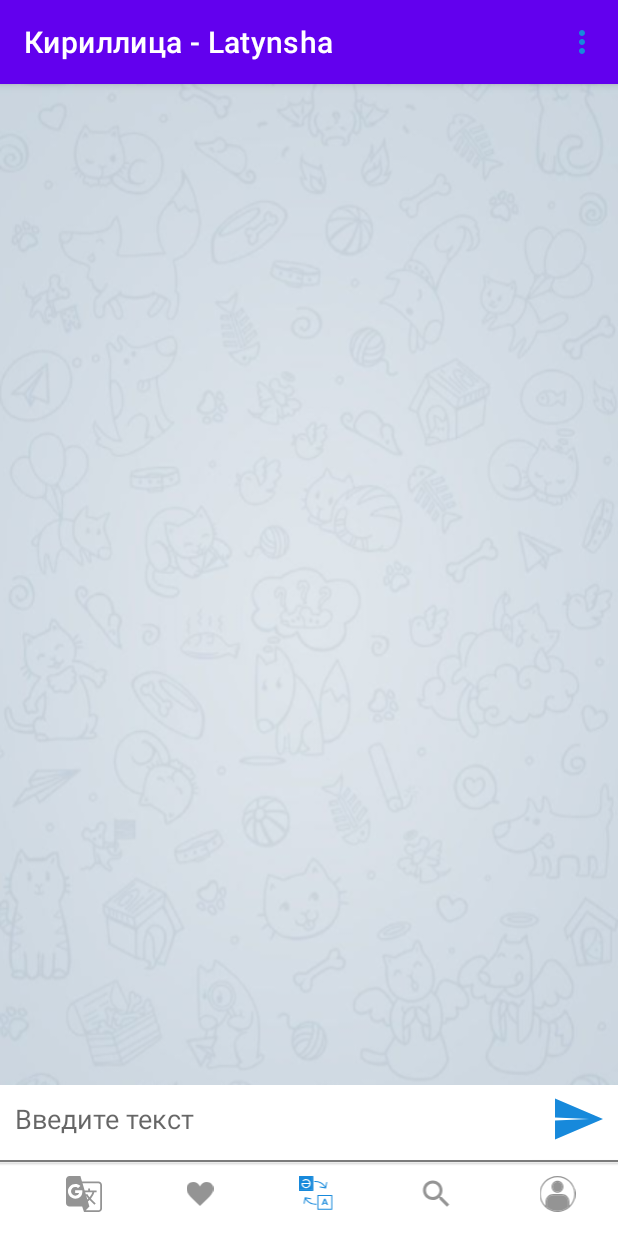
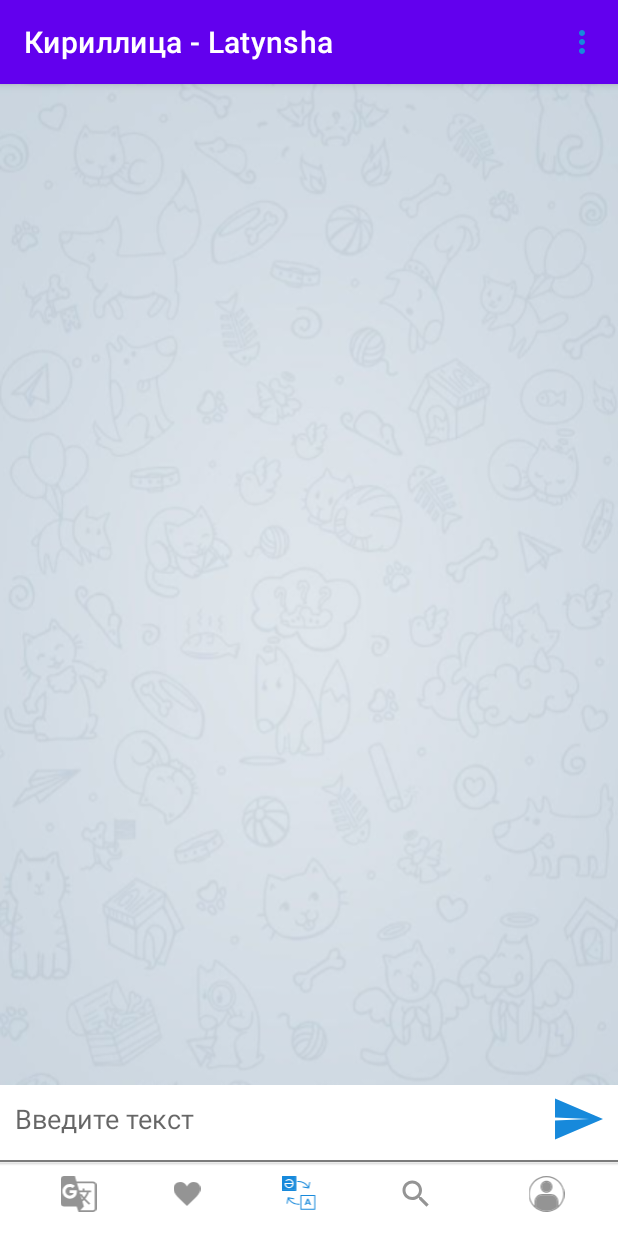
Before and after one commit to Chaikhslan/lesson3, an Android app: the screen it shows after launch (MainActivity), on a phone screen of 412 x 824 dp. Run offline under Robolectric (Android 15) with nearby library versions, the phone set to English and light mode, and no system bars.

Commit message:
3 commit

```diff
--- a/app/src/main/AndroidManifest.xml
+++ b/app/src/main/AndroidManifest.xml
@@ -12,7 +12,6 @@
         <activity android:name=".MainActivity">
             <intent-filter>
                 <action android:name="android.intent.action.MAIN" />
-
                 <category android:name="android.intent.category.LAUNCHER" />
             </intent-filter>
         </activity>
--- /dev/null
+++ b/app/src/main/res/drawable/message_item_1.xml
@@ -0,0 +1,5 @@
+<?xml version="1.0" encoding="utf-8"?>
+<shape xmlns:android="http://schemas.android.com/apk/res/android">
+    <solid android:color="@color/white"/>
+    <corners android:radius="10dp"/>
+</shape>
--- /dev/null
+++ b/app/src/main/res/drawable/message_item_2.xml
@@ -0,0 +1,5 @@
+<?xml version="1.0" encoding="utf-8"?>
+<shape xmlns:android="http://schemas.android.com/apk/res/android">
+    <solid android:color="@color/white"/>
+    <corners android:radius="10dp"/>
+</shape>
--- a/app/src/main/res/layout/activity_main.xml
+++ b/app/src/main/res/layout/activity_main.xml
@@ -6,16 +6,31 @@
     android:layout_height="match_parent"
     xmlns:app="http://schemas.android.com/apk/res-auto">
 
-    <androidx.recyclerview.widget.RecyclerView
-        android:id="@+id/text_recyclerView"
+
+<!--        <androidx.recyclerview.widget.RecyclerView-->
+<!--        android:id="@+id/text_recyclerView"-->
+<!--        app:layout_constraintTop_toTopOf="parent"-->
+<!--        app:layout_constraintEnd_toEndOf="parent"-->
+<!--        android:background="@drawable/_1edc046eb80046ee4755ee71d0f19ca_1"-->
+<!--        tools:listitem="@layout/message_item"-->
+<!--        app:layout_constraintStart_toStartOf="parent"-->
+<!--        app:layout_constraintBottom_toTopOf="@id/edit_text_sms"-->
+<!--        app:layoutManager="androidx.recyclerview.widget.LinearLayoutManager"-->
+<!--        android:layout_width="match_parent"-->
+<!--        android:layout_height="0dp"/>-->
+
+    <TextView
+        android:id="@+id/text_view"
+        android:layout_width="match_parent"
+        android:layout_height="0dp"
+        android:background="@drawable/_1edc046eb80046ee4755ee71d0f19ca_1"
+        tools:listitem="@layout/message_item"
+        app:layout_constraintBottom_toTopOf="@id/edit_text_sms"
+        app:layout_constraintEnd_toEndOf="parent"
+        app:layout_constraintHorizontal_bias="1.0"
+        app:layout_constraintStart_toStartOf="parent"
         app:layout_constraintTop_toTopOf="parent"
-        app:layout_constraintEnd_toEndOf="parent"
-        android:background="@drawable/_1edc046eb80046ee4755ee71d0f19ca_1"
-        app:layout_constraintStart_toStartOf="parent"
-        app:layout_constraintBottom_toTopOf="@id/edit_text_sms"
-        app:layoutManager="androidx.recyclerview.widget.LinearLayoutManager"
-        android:layout_width="match_parent"
-        android:layout_height="0dp"/>
+        app:layout_constraintVertical_bias="0.0" />
 
     <EditText
         android:id="@+id/edit_text_sms"
@@ -63,8 +78,26 @@
 
         <include
             android:id="@+id/main_app_bottom_toolbar"
-            layout="@layout/line" />
+            layout="@layout/toolbar_bottom" />
 
     </androidx.appcompat.widget.Toolbar>
 
+    <TextView
+        android:id="@+id/textView2"
+        android:layout_width="wrap_content"
+        android:layout_height="wrap_content"
+        android:text=""
+        tools:layout_editor_absoluteX="331dp"
+        tools:layout_editor_absoluteY="574dp"
+        tools:ignore="MissingConstraints" />
+
+    <!--    <TextView-->
+<!--        android:id="@+id/textView"-->
+<!--        android:layout_width="wrap_content"-->
+<!--        android:layout_height="wrap_content"-->
+<!--        android:text="TextView"-->
+<!--        tools:layout_editor_absoluteX="337dp"-->
+<!--        tools:layout_editor_absoluteY="571dp"-->
+<!--        tools:ignore="MissingConstraints" />-->
+
 </androidx.constraintlayout.widget.ConstraintLayout>
--- a/app/src/main/res/layout/message_item.xml
+++ b/app/src/main/res/layout/message_item.xml
@@ -20,6 +20,7 @@
             android:layout_height="wrap_content"
             tools:text="Салам калайсын?"
             android:textColor="@color/black"
+            android:background="@drawable/message_item_1"
             android:gravity="end"
             android:padding="@dimen/appPadding"
             app:layout_constraintEnd_toEndOf="parent"
@@ -41,6 +42,7 @@
             android:layout_height="wrap_content"
             tools:text="Jaksy ozin?"
             android:textColor="@color/black"
+            android:background="@drawable/message_item_2"
             android:gravity="end"
             android:padding="@dimen/appPadding"
             app:layout_constraintEnd_toEndOf="parent"
--- a/app/src/main/res/layout/line.xml
+++ b/app/src/main/res/layout/toolbar_bottom.xml
@@ -12,7 +12,7 @@
         android:layout_width="wrap_content"
         android:layout_height="wrap_content"
         android:src="@drawable/vector__1_"
-        android:layout_weight="1"
+        android:layout_weight="0.9"
         app:layout_constraintBottom_toBottomOf="parent"
         app:layout_constraintStart_toStartOf="parent"
         app:layout_constraintTop_toTopOf="parent" />
@@ -53,7 +53,7 @@
         android:layout_width="wrap_content"
         android:layout_height="wrap_content"
         android:src="@drawable/account_1"
-        android:layout_weight="1"
+        android:layout_weight="1.3"
         app:layout_constraintBottom_toBottomOf="parent"
         app:layout_constraintEnd_toEndOf="parent"
         app:layout_constraintStart_toEndOf="@id/image_4"
```
Also changed, not shown: app/build.gradle (+7 -2 lines), app/src/main/java/com/example/translator/MainActivity.kt (+62 -1 lines).
